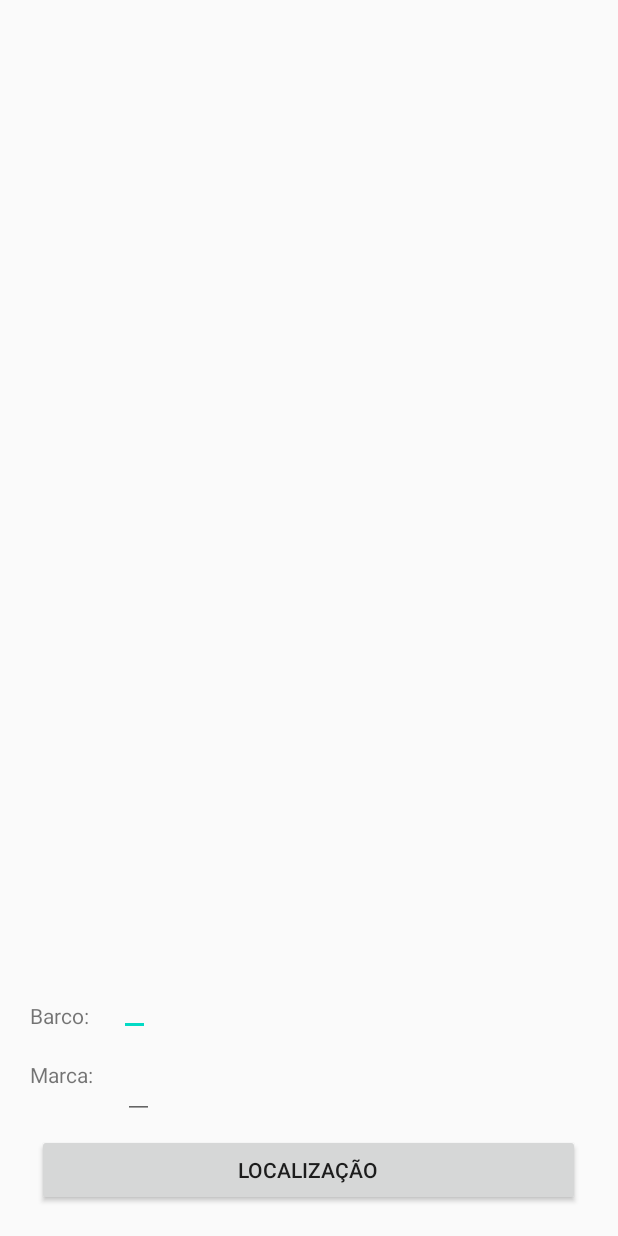
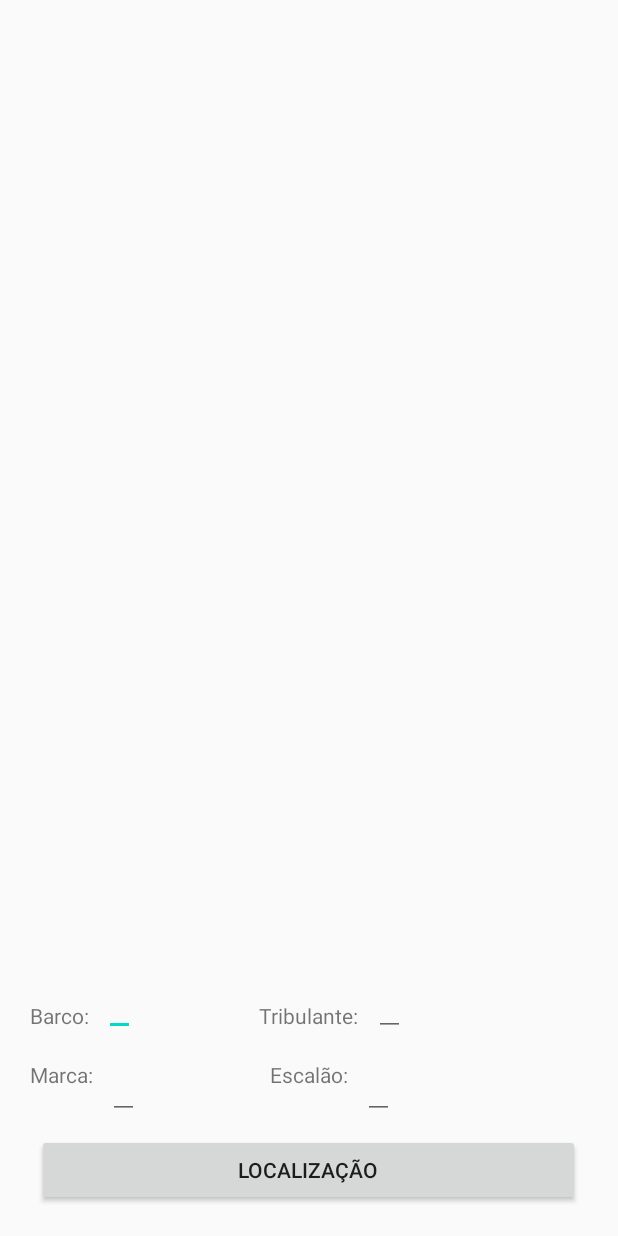
Before and after one commit to Nuno08/Trackes, an Android app: the layout info_barco.xml on its own in the app's theme, with its tools: preview values and no code run, on a phone screen of 412 x 824 dp. Run offline under Robolectric (Android 15) with nearby library versions, the phone set to English and light mode, and no system bars.

Commit message:
update info_barco

```diff
--- a/app/src/main/res/layout/info_barco.xml
+++ b/app/src/main/res/layout/info_barco.xml
@@ -28,7 +28,7 @@
         android:layout_height="wrap_content"
         android:layout_above="@+id/edit_marca"
         android:layout_toRightOf="@+id/text_barco"
-        android:layout_marginLeft="20dp"
+        android:layout_marginLeft="10dp"
         android:layout_marginBottom="10dp"
         />
 
@@ -48,7 +48,49 @@
         android:layout_height="wrap_content"
         android:layout_toRightOf="@+id/text_marca"
         android:layout_above="@+id/localizacao"
+        android:layout_marginLeft="10dp"
+        />
+
+    <TextView
+        android:id="@+id/text_escalao"
+        android:layout_width="wrap_content"
+        android:layout_height="wrap_content"
+        android:text="Escalão:"
+        android:layout_above="@id/localizacao"
         android:layout_marginLeft="20dp"
+        android:layout_marginBottom="20dp"
+        android:layout_centerHorizontal="true"
+        />
+
+    <EditText
+        android:id="@+id/edit_escalao"
+        android:layout_width="wrap_content"
+        android:layout_height="wrap_content"
+        android:layout_toRightOf="@+id/text_escalao"
+        android:layout_above="@+id/localizacao"
+        android:layout_marginLeft="10dp"
+        />
+
+    <TextView
+        android:id="@+id/text_trib"
+        android:layout_width="wrap_content"
+        android:layout_height="wrap_content"
+        android:text="Tribulante:"
+        android:layout_marginTop="30dp"
+        android:layout_marginLeft="20dp"
+        android:layout_above="@+id/text_escalao"
+        android:layout_marginBottom="20dp"
+        android:layout_centerHorizontal="true"
+        />
+
+    <EditText
+        android:id="@+id/edit_trib"
+        android:layout_width="wrap_content"
+        android:layout_height="wrap_content"
+        android:layout_above="@+id/edit_escalao"
+        android:layout_toRightOf="@+id/text_trib"
+        android:layout_marginLeft="10dp"
+        android:layout_marginBottom="10dp"
         />
 
     <Button
```
